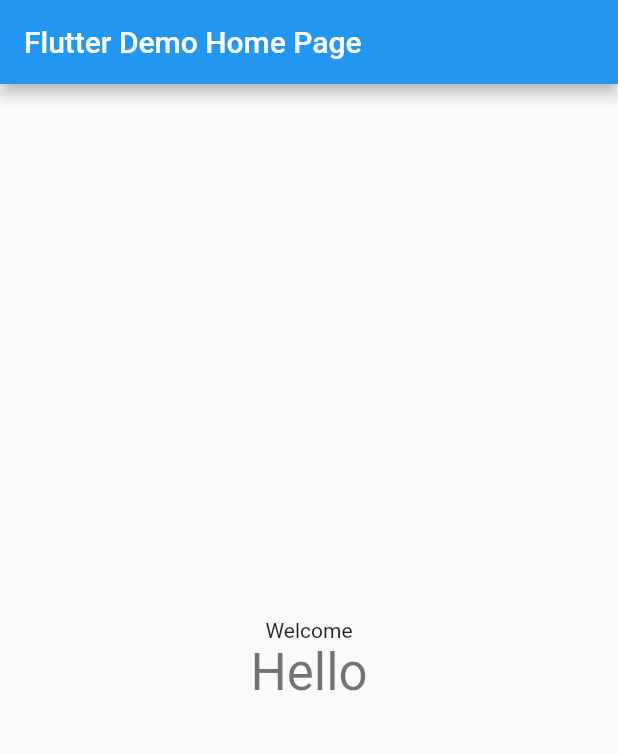
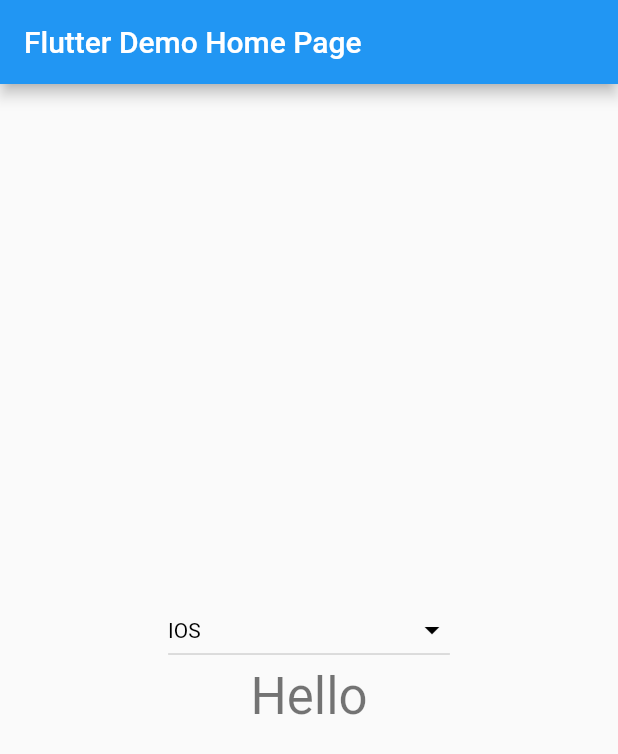
Before and after one commit to Rockvole/rockvole_replicator_todo, a Flutter app: the screen it shows after launch, on a phone screen of 412 x 824 dp. Shown: the top 754 px of the screen. Run offline on Flutter 3.47's test engine with Material 2 defaults, Android fonts, the phone set to English and light mode, and no system bars; our stand-ins replace sqflite, yaml; missing offline and left inert: rockvole_db; accounts and stored records are empty.

```diff
--- a/lib/main.dart
+++ b/lib/main.dart
@@ -40,7 +40,8 @@ class _MyHomePageState extends State<MyHomePage> {
   late SchemaMetaData smdSys;
 
   Future<void> getYaml() async {
-    String yamlString = await rootBundle.loadString('ancillary/assets/todo_schema.yaml');
+    String yamlString =
+        await rootBundle.loadString('ancillary/assets/todo_schema.yaml');
     YamlMap yaml = loadYaml(yamlString);
     smd = SchemaMetaData.yaml(yaml);
     smd = SchemaMetaDataTools.createSchemaMetaData(smd);
@@ -51,10 +52,11 @@ class _MyHomePageState extends State<MyHomePage> {
     await getYaml();
     ConfigurationNameDefaults defaults = ConfigurationNameDefaults();
 
-    var databasesPath = (await getDatabasesPath()).toString()+"/task_data.db";
-    AbstractDatabase db=SqfliteDatabase.filename(databasesPath);
+    var databasesPath = (await getDatabasesPath()).toString() + "/task_data.db";
+    AbstractDatabase db = SqfliteDatabase.filename(databasesPath);
     await db.connect();
-    DbTransaction transaction = await SqfliteHelper.getSqfliteDbTransaction('task_data', (await getDatabasesPath()).toString());
+    DbTransaction transaction = await SqfliteHelper.getSqfliteDbTransaction(
+        'task_data', (await getDatabasesPath()).toString());
 
     TaskDao taskDao = TaskDao(smd, transaction);
     await taskDao.init();
@@ -70,6 +72,27 @@ class _MyHomePageState extends State<MyHomePage> {
 
   @override
   Widget build(BuildContext context) {
+    String? _chosenValue = "IOS";
+    List<String> nameList = [
+      'Android',
+      'IOS',
+      'Flutter',
+      'Node',
+      'Java',
+      'Python',
+      'PHP'
+    ];
+    List<DropdownMenuItem<String>> menuItemList =
+        nameList.map<DropdownMenuItem<String>>((String value) {
+      return DropdownMenuItem<String>(
+        value: value,
+        child: Text(
+          value,
+          style: TextStyle(color: Colors.black),
+        ),
+      );
+    }).toList();
+
     return Scaffold(
       appBar: AppBar(
         title: Text(widget.title),
@@ -78,11 +101,29 @@ class _MyHomePageState extends State<MyHomePage> {
         child: Column(
           mainAxisAlignment: MainAxisAlignment.center,
           children: <Widget>[
+            DropdownButton<String>(
+              focusColor: Colors.white,
+              value: _chosenValue,
+              //elevation: 5,
+              style: TextStyle(color: Colors.white),
+              iconEnabledColor: Colors.black,
+              items: menuItemList,
+              hint: Text(
+                "Please choose a language",
+                style: TextStyle(
+                    color: Colors.black,
+                    fontSize: 14,
+                    fontWeight: FontWeight.w500),
+              ),
+              onChanged: (String? value) {
+                setState(() {
+                  _chosenValue = value;
+                });
+              },
+            ),
             Text(
-              'Welcome',
-            ),
-            Text('Hello',
-              style: Theme.of(context).textTheme.display1,
+              'Hello',
+              style: Theme.of(context).textTheme.headline4,
             ),
           ],
         ),
```
